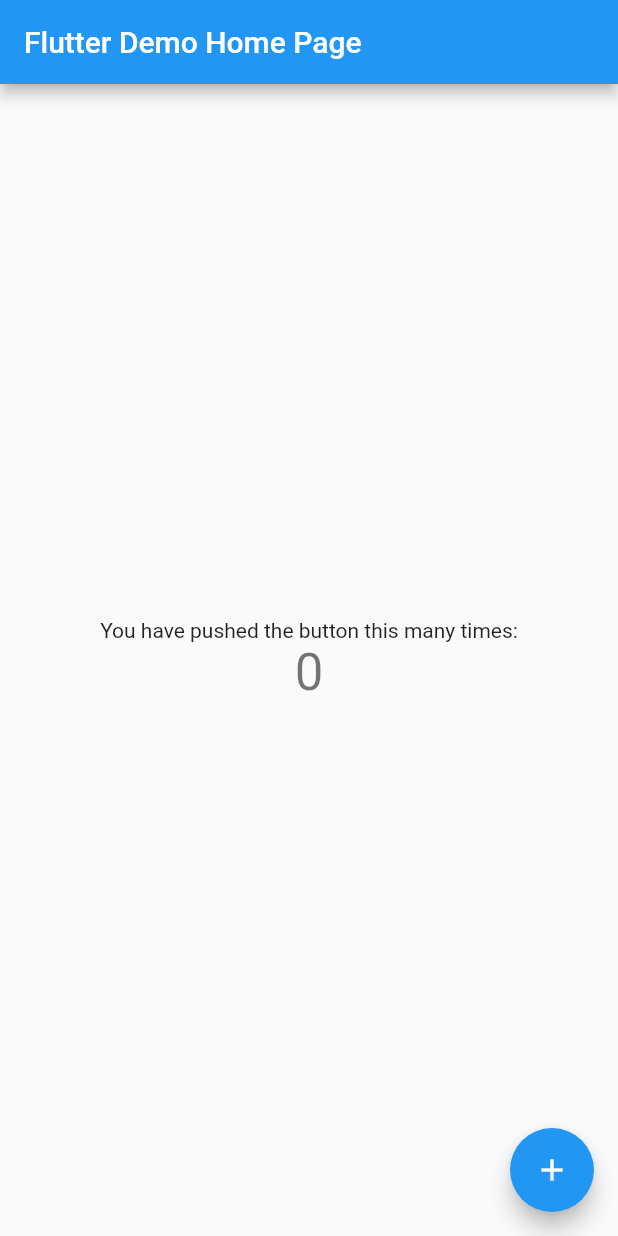
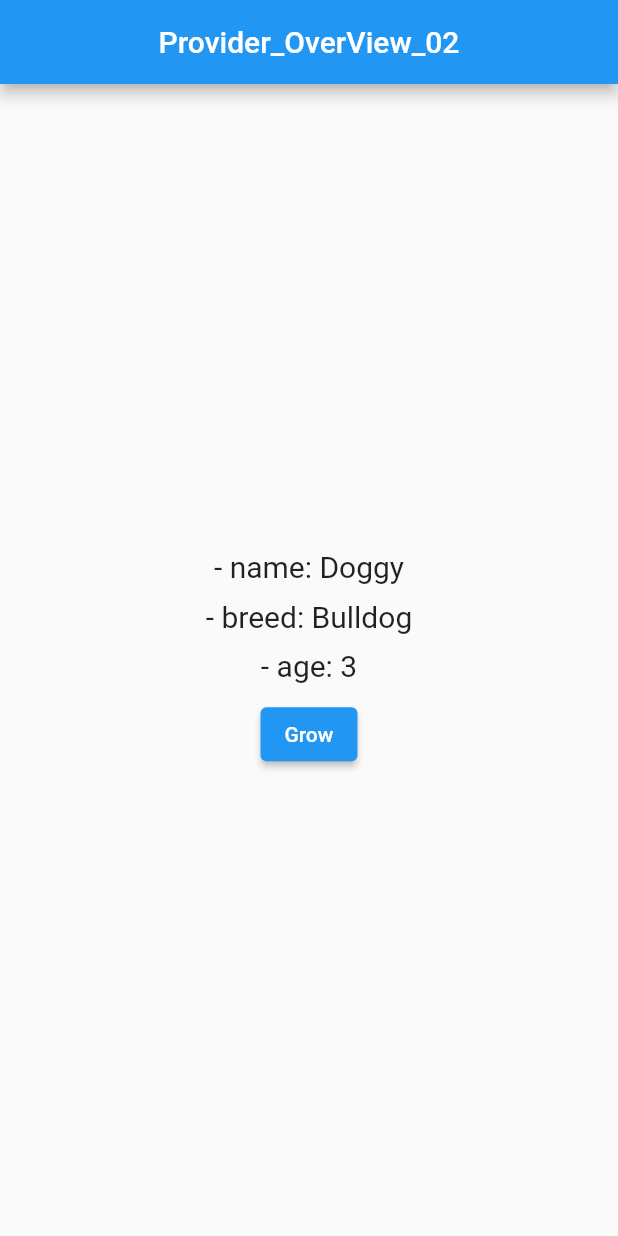
Before and after one commit to mdshadatrahman/provider_overview_02, a Flutter app: the screen it shows after launch, on a phone screen of 412 x 824 dp. Run offline on Flutter 3.47's test engine with Material 2 defaults, Android fonts, the phone set to English and light mode, and no system bars; missing offline and left inert: dart:ffi.

Commit message:
done for this section

```diff
--- a/lib/main.dart
+++ b/lib/main.dart
@@ -1,4 +1,8 @@
+import 'dart:ffi';
+
 import 'package:flutter/material.dart';
+import 'package:provider/provider.dart';
+import 'package:provider_overview_02/models/dog.dart';
 
 void main() {
   runApp(const MyApp());
@@ -9,59 +13,84 @@ class MyApp extends StatelessWidget {
 
   @override
   Widget build(BuildContext context) {
-    return MaterialApp(
-      title: 'Flutter Demo',
-      theme: ThemeData(
-        primarySwatch: Colors.blue,
+    return Provider<Dog>(
+      create: (context) => Dog(name: 'Doggy', breed: 'Bulldog', age: 3),
+      child: MaterialApp(
+        debugShowCheckedModeBanner: false,
+        title: 'Provider_overView_02',
+        theme: ThemeData(
+          primarySwatch: Colors.blue,
+        ),
+        home: const MyHomePage(),
       ),
-      home: const MyHomePage(title: 'Flutter Demo Home Page'),
     );
   }
 }
 
-class MyHomePage extends StatefulWidget {
-  const MyHomePage({Key? key, required this.title}) : super(key: key);
-
-  final String title;
-
-  @override
-  State<MyHomePage> createState() => _MyHomePageState();
-}
-
-class _MyHomePageState extends State<MyHomePage> {
-  int _counter = 0;
-
-  void _incrementCounter() {
-    setState(() {
-      _counter++;
-    });
-  }
+class MyHomePage extends StatelessWidget {
+  const MyHomePage({Key? key}) : super(key: key);
 
   @override
   Widget build(BuildContext context) {
     return Scaffold(
-      appBar: AppBar(
-        title: Text(widget.title),
-      ),
+      appBar: AppBar(title: Text('Provider_OverView_02'), centerTitle: true),
       body: Center(
         child: Column(
           mainAxisAlignment: MainAxisAlignment.center,
-          children: <Widget>[
-            const Text(
-              'You have pushed the button this many times:',
+          mainAxisSize: MainAxisSize.min,
+          children: [
+            Text(
+              '- name: ${Provider.of<Dog>(context).name}',
+              style: TextStyle(fontSize: 20),
             ),
-            Text(
-              '$_counter',
-              style: Theme.of(context).textTheme.headline4,
-            ),
+            SizedBox(height: 10),
+            BreedAndAge(),
           ],
         ),
-      ),
-      floatingActionButton: FloatingActionButton(
-        onPressed: _incrementCounter,
-        tooltip: 'Increment',
-        child: const Icon(Icons.add),
       ),
     );
   }
 }
+
+class BreedAndAge extends StatelessWidget {
+  const BreedAndAge({Key? key}) : super(key: key);
+
+  @override
+  Widget build(BuildContext context) {
+    return Column(
+      children: [
+        Text(
+          '- breed: ${Provider.of<Dog>(context).breed}',
+          style: TextStyle(fontSize: 20),
+        ),
+        SizedBox(height: 10),
+        Age(),
+      ],
+    );
+  }
+}
+
+class Age extends StatelessWidget {
+  const Age({Key? key}) : super(key: key);
+
+  @override
+  Widget build(BuildContext context) {
+    return Container(
+      child: Column(
+        children: [
+          Text(
+            '- age: ${Provider.of<Dog>(context).age}',
+            style: TextStyle(fontSize: 20),
+          ),
+          SizedBox(height: 10),
+          ElevatedButton(
+            onPressed: () {
+              Provider.of<Dog>(context, listen: false).grow();
+            },
+            child: Text('Grow'),
+          ),
+        ],
+      ),
+    );
+  }
+}
--- /dev/null
+++ b/lib/models/dog.dart
@@ -0,0 +1,15 @@
+class Dog {
+  final String name;
+  final String breed;
+  int age;
+  Dog({
+    required this.name,
+    required this.breed,
+    this.age = 1,
+  });
+
+  void grow() {
+    age++;
+    print(age);
+  }
+}
```
